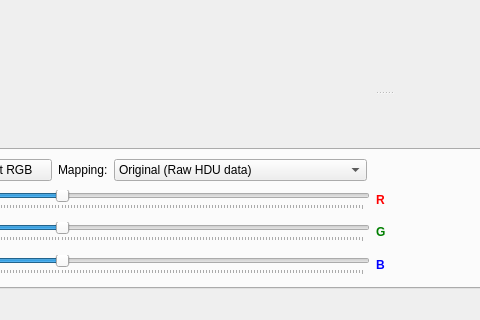
surhh/nfitsview, file mainwindow.ui: the form before one commit; both pictures show x 266 to 746 and y 400 to 720 of the 1300 by 720 pixel window.
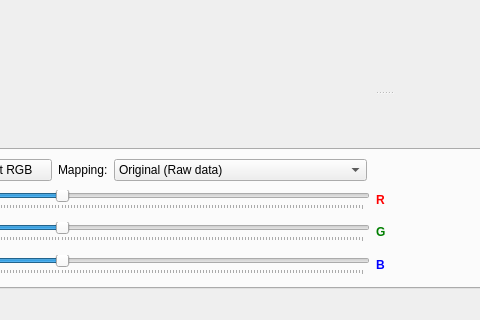
The form after the commit. Icons and pictures are not drawn. Custom widgets are drawn as their Qt base class.

Commit message: Minor UI text change. Preparing for release 1.9.

The edit to the form file:
```diff
--- a/mainwindow.ui
+++ b/mainwindow.ui
@@ -369,7 +369,7 @@
                 <widget class="QComboBox" name="comboBoxMapping">
                  <item>
                   <property name="text">
-                   <string>Original (Raw HDU data)</string>
+                   <string>Original (Raw data)</string>
                   </property>
                  </item>
                  <item>
```
